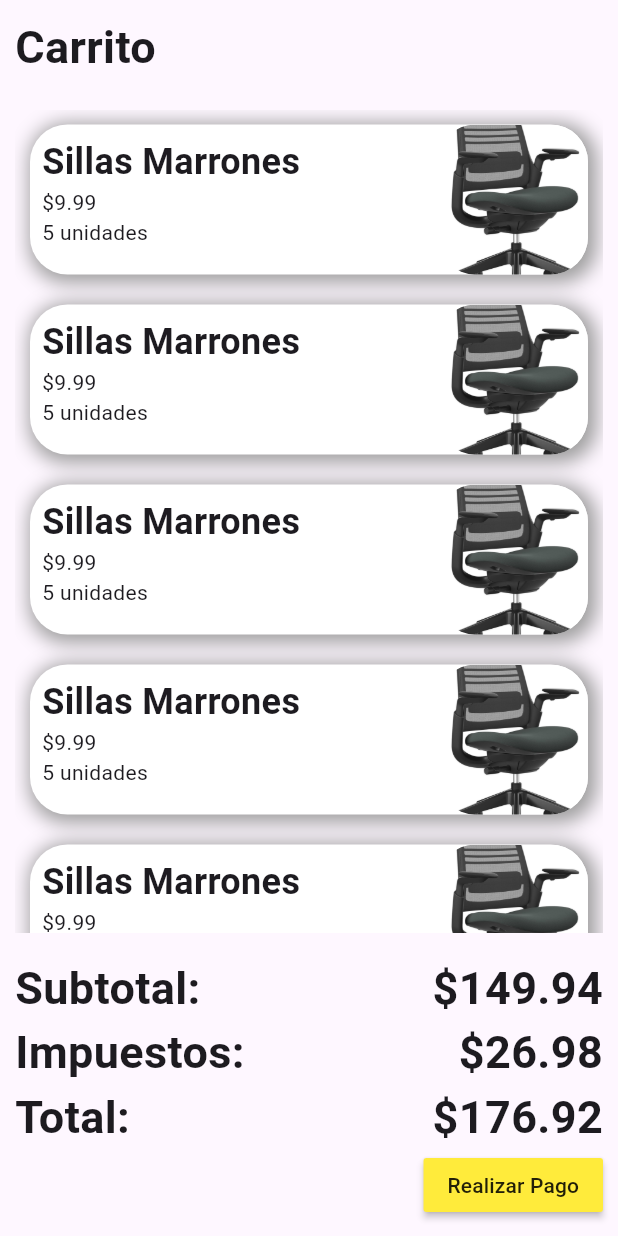
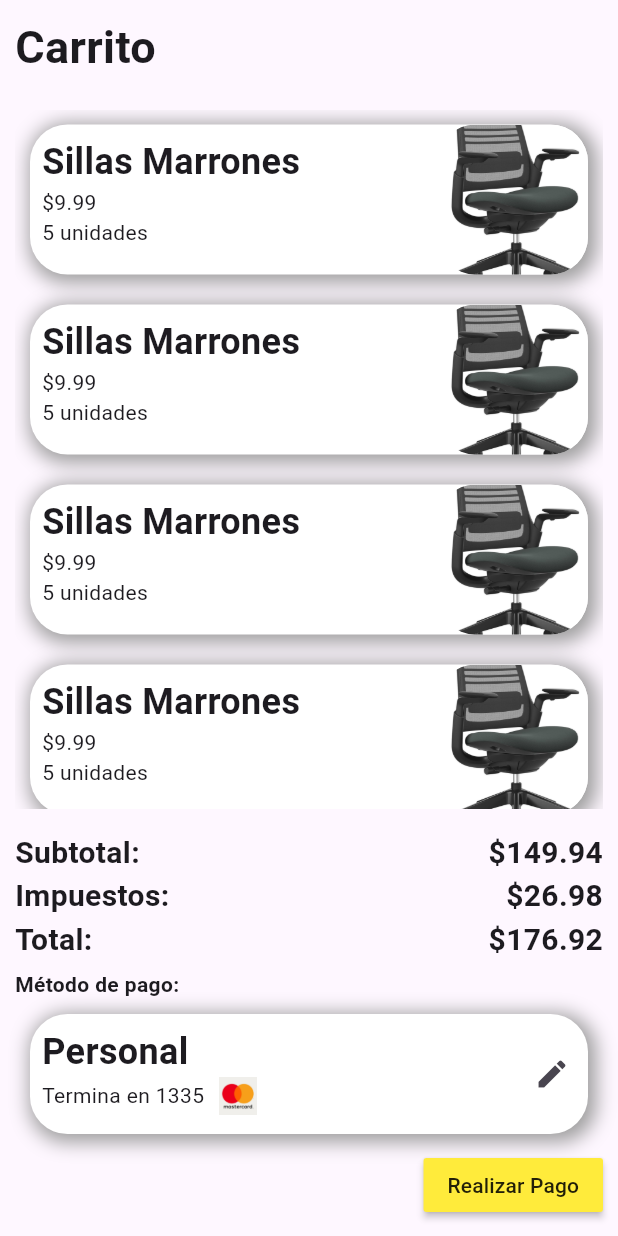
Before and after one commit to JoseRG03/RoomBox, a Flutter app: the CartPage widget shown alone on an empty page, opened directly, on a phone screen of 412 x 824 dp. Run offline on Flutter 3.47's test engine with Material 3 defaults, Android fonts, the phone set to English and light mode, and no system bars; our stand-ins replace carousel_slider.

Commit message:
Payment Methods Mock Added

```diff
--- /dev/null
+++ b/lib/components/cards/cart-item-card.dart
@@ -0,0 +1,58 @@
+import 'package:flutter/material.dart';
+
+class CartItemCard extends StatelessWidget {
+  const CartItemCard({
+    super.key,
+  });
+
+  @override
+  Widget build(BuildContext context) {
+    return Container(
+      height: 100,
+      margin: EdgeInsets.all(10),
+      width: double.infinity,
+      decoration: BoxDecoration(
+        borderRadius: BorderRadius.circular(25),
+        color: Colors.white,
+        boxShadow: const [
+          BoxShadow(
+              color: Colors.grey,
+              offset: Offset(2.5, 2.5),
+              blurRadius: 10.0,
+              spreadRadius: 3.0)
+        ],
+      ),
+      child: Row(
+        children: [
+          Expanded(
+            child: Padding(
+              padding: const EdgeInsets.all(8.0),
+              child: Column(
+                crossAxisAlignment: CrossAxisAlignment.start,
+                children: [
+                  Text(
+                    'Sillas Marrones',
+                    style: TextStyle(fontSize: 24, fontWeight: FontWeight.bold),
+                  ),
+                  Text('\$9.99'),
+                  Text('5 unidades'),
+                ],
+              ),
+            ),
+          ),
+          Container(
+            height: 100,
+            width: 100,
+            decoration: BoxDecoration(
+              borderRadius: BorderRadius.circular(25),
+              image: const DecorationImage(
+                  image: AssetImage(
+                      'assets/sample-furniture-images/work_chair.jpg'),
+                  fit: BoxFit.cover),
+            ),
+          ),
+        ],
+      ),
+    );
+  }
+}
--- a/lib/components/featured-items-card.dart
+++ b/lib/components/cards/featured-items-card.dart
@@ -1,6 +1,6 @@
 import 'package:flutter/material.dart';
 
-import '../pages/app/store/item-description.dart';
+import '../../pages/app/store/item-description.dart';
 
 class FeaturedItemCard extends StatelessWidget {
   const FeaturedItemCard({
--- /dev/null
+++ b/lib/components/cards/payment-method-card.dart
@@ -0,0 +1,142 @@
+import 'package:flutter/material.dart';
+
+import '../../pages/app/user/payments/user-payment.dart';
+
+class SelectedPaymentMethodCard extends StatelessWidget {
+  const SelectedPaymentMethodCard({
+    super.key,
+  });
+
+  @override
+  Widget build(BuildContext context) {
+    return Container(
+      height: 80,
+      margin: EdgeInsets.all(10),
+      width: double.infinity,
+      decoration: BoxDecoration(
+        borderRadius: BorderRadius.circular(25),
+        color: Colors.white,
+        boxShadow: const [
+          BoxShadow(
+              color: Colors.grey,
+              offset: Offset(2.5, 2.5),
+              blurRadius: 10.0,
+              spreadRadius: 3.0)
+        ],
+      ),
+      child: Row(
+        children: [
+          Expanded(
+            child: Padding(
+              padding: const EdgeInsets.all(8.0),
+              child: Column(
+                crossAxisAlignment: CrossAxisAlignment.start,
+                children: [
+                  Text(
+                    'Personal',
+                    style: TextStyle(fontSize: 24, fontWeight: FontWeight.bold),
+                  ),
+                  Row(
+                    children: [
+                      Text('Termina en 1335'),
+                      SizedBox(width: 10),
+                      Container(
+                        height: 25,
+                        width: 25,
+                        decoration: BoxDecoration(
+                          image: const DecorationImage(
+                              image: AssetImage(
+                                  'assets/template-images/master-card-logo.jpg'),
+                              fit: BoxFit.cover),
+                        ),
+                      ),
+                    ],
+                  ),
+                ],
+              ),
+            ),
+          ),
+          IconButton(
+              onPressed: () {
+                Navigator.of(context).push(MaterialPageRoute(
+                    builder: (context) => const UserPayment()));
+              },
+              icon: Icon(Icons.edit))
+        ],
+      ),
+    );
+  }
+}
+
+class PaymentMethodOptionCard extends StatefulWidget {
+  const PaymentMethodOptionCard(
+      {super.key, required this.isSelected, required this.onSelect});
+
+  final bool isSelected;
+  final VoidCallback onSelect;
+
+  @override
+  State<PaymentMethodOptionCard> createState() =>
+      _PaymentMethodOptionCardState();
+}
+
+class _PaymentMethodOptionCardState extends State<PaymentMethodOptionCard> {
+  @override
+  Widget build(BuildContext context) {
+    return Container(
+      height: 80,
+      margin: EdgeInsets.all(10),
+      width: double.infinity,
+      decoration: BoxDecoration(
+        borderRadius: BorderRadius.circular(25),
+        color: Colors.white,
+        boxShadow: const [
+          BoxShadow(
+              color: Colors.grey,
+              offset: Offset(2.5, 2.5),
+              blurRadius: 10.0,
+              spreadRadius: 3.0)
+        ],
+      ),
+      child: Row(
+        children: [
+          Expanded(
+            child: Padding(
+              padding: const EdgeInsets.all(8.0),
+              child: Column(
+                crossAxisAlignment: CrossAxisAlignment.start,
+                children: [
+                  Text(
+                    'Personal',
+                    style: TextStyle(fontSize: 24, fontWeight: FontWeight.bold),
+                  ),
+                  Row(
+                    children: [
+                      Text('Termina en 1335'),
+                      SizedBox(width: 10),
+                      Container(
+                        height: 25,
+                        width: 25,
+                        decoration: BoxDecoration(
+                          image: const DecorationImage(
+                              image: AssetImage(
+                                  'assets/template-images/master-card-logo.jpg'),
+                              fit: BoxFit.cover),
+                        ),
+                      ),
+                    ],
+                  ),
+                ],
+              ),
+            ),
+          ),
+          IconButton(
+              onPressed: widget.onSelect,
+              icon: widget.isSelected
+                  ? Icon(Icons.check_box_rounded)
+                  : Icon(Icons.check_box_outline_blank))
+        ],
+      ),
+    );
+  }
+}
--- a/lib/pages/app/cart/cart-page.dart
+++ b/lib/pages/app/cart/cart-page.dart
@@ -1,5 +1,8 @@
 import 'package:flutter/material.dart';
 import 'package:room_box_app/pages/app/cart/payment-complete.dart';
+
+import '../../../components/cards/cart-item-card.dart';
+import '../../../components/cards/payment-method-card.dart';
 
 class CartPage extends StatelessWidget {
   const CartPage({super.key});
@@ -30,41 +33,49 @@ class CartPage extends StatelessWidget {
             ),
             Container(
               margin: EdgeInsets.only(top: 15),
-              child: Column(
-                  children: [
+              child: Column(children: [
                 Row(
                   mainAxisAlignment: MainAxisAlignment.spaceBetween,
                   children: [
                     Text('Subtotal:',
-                        style:
-                            TextStyle(fontSize: 30, fontWeight: FontWeight.bold)),
+                        style: TextStyle(
+                            fontSize: 20, fontWeight: FontWeight.bold)),
                     Text('\$149.94',
-                        style:
-                            TextStyle(fontSize: 30, fontWeight: FontWeight.bold)),
+                        style: TextStyle(
+                            fontSize: 20, fontWeight: FontWeight.bold)),
                   ],
                 ),
                 Row(
                   mainAxisAlignment: MainAxisAlignment.spaceBetween,
                   children: [
                     Text('Impuestos:',
-                        style:
-                            TextStyle(fontSize: 30, fontWeight: FontWeight.bold)),
+                        style: TextStyle(
+                            fontSize: 20, fontWeight: FontWeight.bold)),
                     Text('\$26.98',
-                        style:
-                            TextStyle(fontSize: 30, fontWeight: FontWeight.bold)),
+                        style: TextStyle(
+                            fontSize: 20, fontWeight: FontWeight.bold)),
                   ],
                 ),
                 Row(
                   mainAxisAlignment: MainAxisAlignment.spaceBetween,
                   children: [
                     Text('Total:',
-                        style:
-                            TextStyle(fontSize: 30, fontWeight: FontWeight.bold)),
+                        style: TextStyle(
+                            fontSize: 20, fontWeight: FontWeight.bold)),
                     Text('\$176.92',
-                        style:
-                            TextStyle(fontSize: 30, fontWeight: FontWeight.bold)),
+                        style: TextStyle(
+                            fontSize: 20, fontWeight: FontWeight.bold)),
                   ],
                 ),
+                SizedBox(height: 5),
+                Align(
+                    alignment: Alignment.centerLeft,
+                    child: Text(
+                      'Método de pago:',
+                      style:
+                          TextStyle(fontWeight: FontWeight.bold, fontSize: 14),
+                    )),
+                SelectedPaymentMethodCard(),
                 Align(
                   alignment: Alignment.centerRight,
                   child: MaterialButton(
@@ -84,60 +95,3 @@ class CartPage extends StatelessWidget {
     );
   }
 }
-
-class CartItemCard extends StatelessWidget {
-  const CartItemCard({
-    super.key,
-  });
-
-  @override
-  Widget build(BuildContext context) {
-    return Container(
-        height: 100,
-        margin: EdgeInsets.all(10),
-        width: double.infinity,
-        decoration: BoxDecoration(
-          borderRadius: BorderRadius.circular(25),
-          color: Colors.white,
-          boxShadow: const [
-            BoxShadow(
-                color: Colors.grey,
-                offset: Offset(2.5, 2.5),
-                blurRadius: 10.0,
-                spreadRadius: 3.0)
-          ],
-        ),
-        child: Row(
-          children: [
-            Expanded(
-              child: Padding(
-                padding: const EdgeInsets.all(8.0),
-                child: Column(
-                  crossAxisAlignment: CrossAxisAlignment.start,
-                  children: [
-                    Text(
-                      'Sillas Marrones',
-                      style:
-                          TextStyle(fontSize: 24, fontWeight: FontWeight.bold),
-                    ),
-                    Text('\$9.99'),
-                    Text('5 unidades'),
-                  ],
-                ),
-              ),
-            ),
-            Container(
-              height: 100,
-              width: 100,
-              decoration: BoxDecoration(
-                borderRadius: BorderRadius.circular(25),
-                image: const DecorationImage(
-                    image: AssetImage(
-                        'assets/sample-furniture-images/work_chair.jpg'),
-                    fit: BoxFit.cover),
-              ),
-            ),
-          ],
-        ));
-  }
-}
--- a/lib/pages/app/home.dart
+++ b/lib/pages/app/home.dart
@@ -30,11 +30,13 @@ class _HomeState extends State<Home> {
                             builder: (context) => const UserVouchers()));
                       },
                     ),
-                    PopupMenuItem(child: Text('Métodos de Pago'),
+                    PopupMenuItem(
+                      child: Text('Métodos de Pago'),
                       onTap: () {
                         Navigator.of(context).push(MaterialPageRoute(
                             builder: (context) => const UserPayment()));
-                      },),
+                      },
+                    ),
                     PopupMenuItem(
                       child: Text('Cerrar Sesión'),
                       onTap: widget.onLogOut,
--- a/lib/pages/app/store/home-page.dart
+++ b/lib/pages/app/store/home-page.dart
@@ -1,8 +1,8 @@
 import 'package:carousel_slider/carousel_slider.dart';
 import 'package:flutter/material.dart';
 
-import '../../../components/featured-items-card.dart';
-import '../../../components/item-card.dart';
+import '../../../components/cards/featured-items-card.dart';
+import '../../../components/cards/item-card.dart';
 
 class HomePage extends StatelessWidget {
   const HomePage({super.key});
--- a/pubspec.yaml
+++ b/pubspec.yaml
@@ -62,6 +62,7 @@ flutter:
   # To add assets to your application, add an assets section, like this:
   assets:
     - assets/sample-furniture-images/
+    - assets/template-images/
   #   - images/a_dot_burr.jpeg
   #   - images/a_dot_ham.jpeg
 
```
Also changed, not shown: lib/pages/app/user/payments/user-payment.dart (+35 -7 lines), assets/template-images/master-card-logo.jpg (added), lib/components/cards/item-card.dart (renamed from lib/components/item-card.dart).
